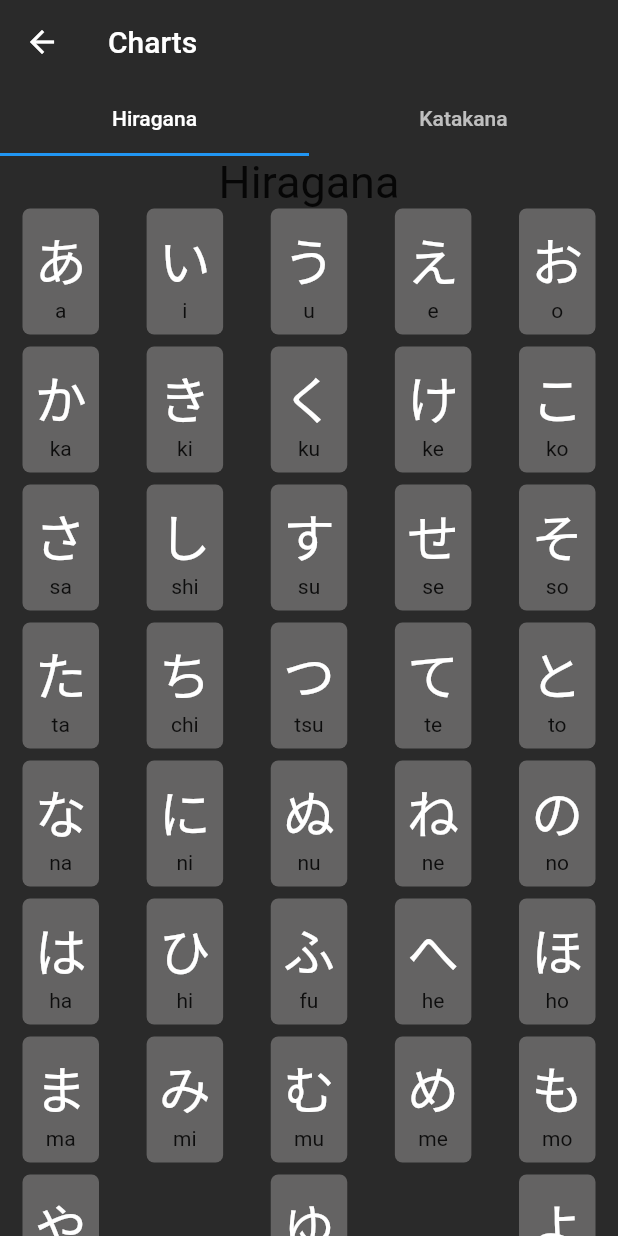
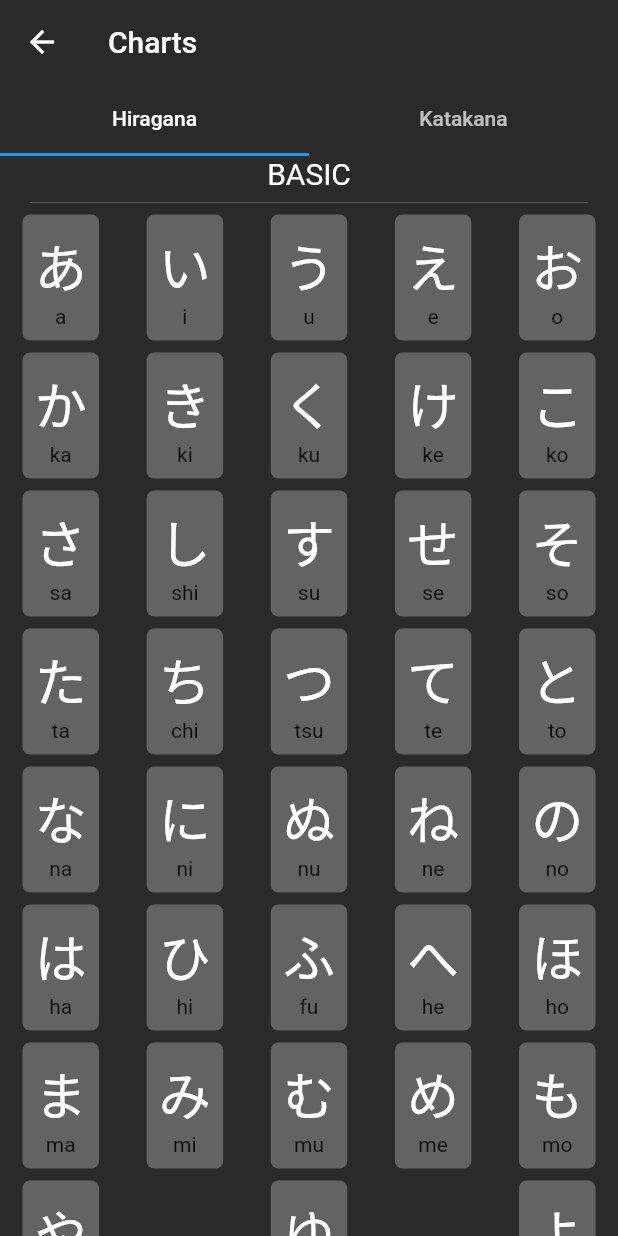
Before and after one commit to Hanssel36/KanaVocab, a Flutter app: the screen it shows after launch, after a tap on "Hiragana き", after a tap on the "bookmark outline" icon, on a phone screen of 412 x 824 dp. Run offline on Flutter 3.47's test engine with Material 2 defaults, Android fonts, the phone set to English and light mode, and no system bars; our stand-ins replace go_router, tuple.

Commit message:
small change

```diff
--- a/lib/chart.dart
+++ b/lib/chart.dart
@@ -8,7 +8,6 @@ class ChartsScreen extends StatelessWidget {
 
   @override
   Widget build(BuildContext context) {
-    double textSize = 25;
     return MaterialApp(
       home: DefaultTabController(
         length: 2,
@@ -31,13 +30,13 @@ class ChartsScreen extends StatelessWidget {
           backgroundColor: backGroundDark,
           body: TabBarView(children: [
             makeChartView(
-                "Hiragana",
+                "BASIC",
                 charData.hiraganaCharacterMap,
                 charData.hiraganaMap,
                 charData.hiraganaVariationMap,
                 charData.hiraganaCombinationMap),
             makeChartView(
-                "Katakana",
+                "BASIC",
                 charData.katakanaCharacterMap,
                 charData.katakanaMap,
                 charData.katakanaVariationMap,
@@ -99,12 +98,18 @@ ListView makeChartView(
   return ListView(
     children: [
       Text(
-          style: const TextStyle(fontSize: 30),
+          style: const TextStyle(fontSize: 20, color: Colors.white),
           textAlign: TextAlign.center,
           type),
+      const Divider(
+        thickness: 0.5,
+        indent: 20,
+        endIndent: 20,
+        color: Colors.white30,
+      ),
       makeChart(typeMap, charMap),
       const Text(
-          style: TextStyle(fontSize: 30),
+          style: TextStyle(fontSize: 20, color: Colors.white),
           textAlign: TextAlign.center,
           "VARIATIONS"),
       const Divider(
@@ -115,7 +120,7 @@ ListView makeChartView(
       ),
       makeChart(typeVariations, charMap),
       const Text(
-          style: TextStyle(fontSize: 30),
+          style: TextStyle(fontSize: 20, color: Colors.white),
           textAlign: TextAlign.center,
           "COMBINATIONS"),
       const Divider(
```
Lines whose indentation alone changed are shown as unchanged.
